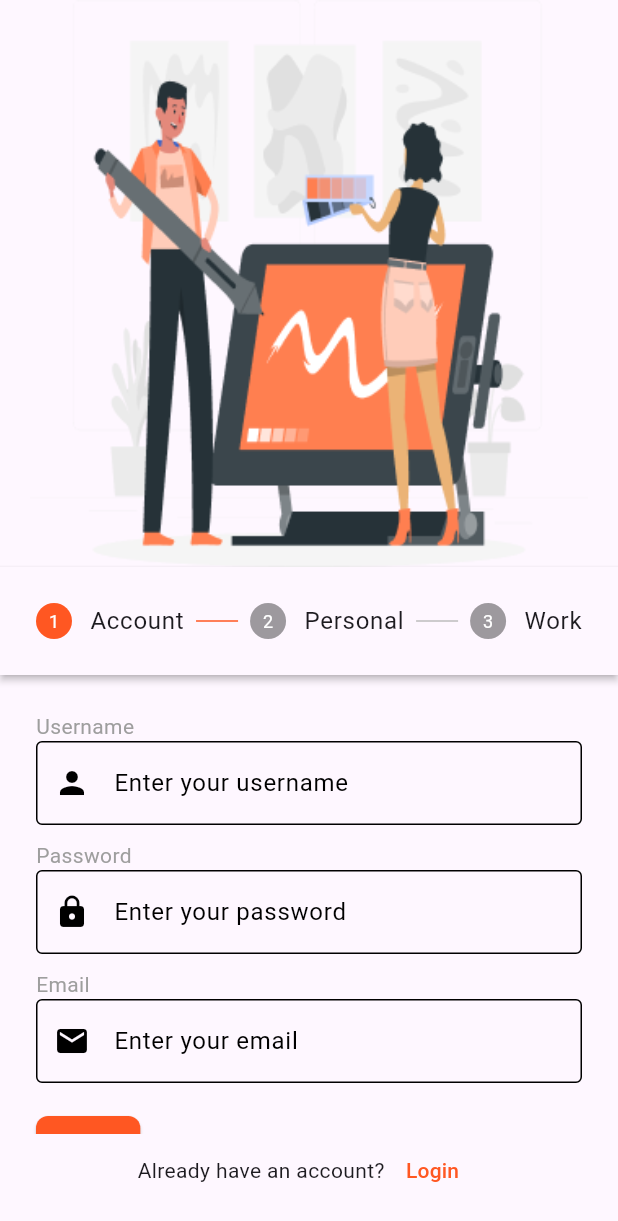
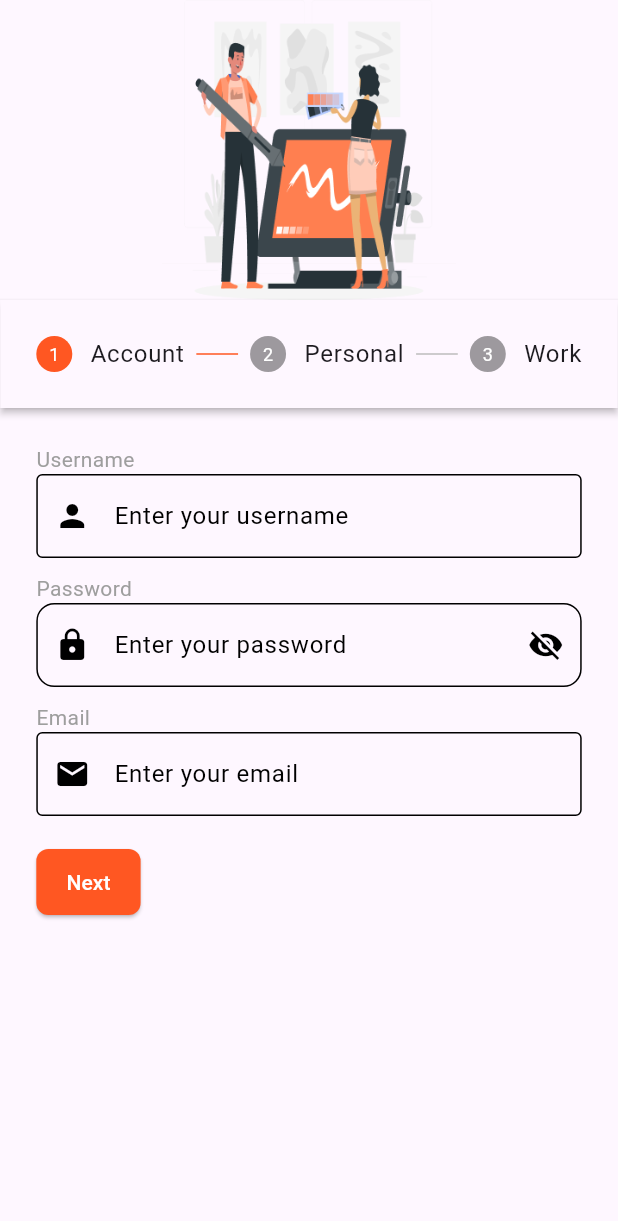
Before and after one commit to jaeckult/flutter_proj_StaffSync, a Flutter app: the SignupScreen screen opened by its route, on a phone screen of 412 x 824 dp. Shown: the top 1221 px of the screen. Run offline on Flutter 3.47's test engine with Material 3 defaults, Android fonts, the phone set to English and light mode, and no system bars; our stand-ins replace another_flushbar, dio, flutter_riverpod, flutter_secure_storage, go_router, image_picker and 1 more; missing offline and left inert: inspector; accounts and stored records are empty.

Commit message:
Debugged the signup unit test

```diff
--- a/lib/presentaion/screen/signup.screen.dart
+++ b/lib/presentaion/screen/signup.screen.dart
@@ -5,6 +5,8 @@
 import 'package:intl/intl.dart';
 
 enum UserRole { MANAGER, EMPLOYEE }
+enum EmploymentType { PERMANENT, CONTRACTUAL, INTERNSHIP }
+enum Gender { MALE, FEMALE}
 
 class SignupScreen extends ConsumerStatefulWidget {
   const SignupScreen({super.key});
@@ -16,15 +18,16 @@
 class _SignupScreenState extends ConsumerState<SignupScreen> {
   final _formKey = GlobalKey<FormState>();
   int _currentStep = 0;
+  bool passwordVisible = false;
   final _usernameController = TextEditingController();
   final _passwordController = TextEditingController();
   final _emailController = TextEditingController();
   final _fullnameController = TextEditingController();
-  final _genderController = TextEditingController();
-  final _employmentTypeController = TextEditingController();
   final _designationController = TextEditingController();
   DateTime? _dateOfBirth;
+  EmploymentType _selectedEmploymentType = EmploymentType.PERMANENT;
   UserRole _selectedRole = UserRole.EMPLOYEE;
+  Gender _selectedGender = Gender.MALE;
 
   @override
   void dispose() {
@@ -32,8 +35,7 @@
     _passwordController.dispose();
     _emailController.dispose();
     _fullnameController.dispose();
-    _genderController.dispose();
-    _employmentTypeController.dispose();
+
     _designationController.dispose();
     super.dispose();
   }
@@ -90,8 +92,8 @@
               _passwordController.text,
               _emailController.text,
               _fullnameController.text,
-              _genderController.text,
-              _employmentTypeController.text,
+              _selectedGender.name,
+              _selectedEmploymentType.name,
               _designationController.text,
               _dateOfBirth!.toIso8601String(),
               _selectedRole.name,
@@ -112,26 +114,28 @@
   @override
   Widget build(BuildContext context) {
     return Scaffold(
-      body: Column(
+      body: SafeArea(child: SingleChildScrollView(child:Column(
         children: [
-          const Expanded(
+          const SizedBox(
             child: Image(
+              height: 200,
               image: AssetImage('assets/signup_illustration.png'),
               fit: BoxFit.cover,
             ),
           ),
-          Expanded(
+          Padding(
+            padding: const EdgeInsets.symmetric(horizontal: 0.2),
             child: Form(
               key: _formKey,
               child: Theme(
                 data: Theme.of(context).copyWith(
-                  colorScheme: ColorScheme.light(
+                  colorScheme: const ColorScheme.light(
                     primary: Colors.deepOrange,
                     secondary: Colors.deepOrange,
                   ),
                 ),
-                child: Stepper(
-                  margin: const EdgeInsets.all(20),
+                child: SizedBox(height: MediaQuery.of(context).size.height * 0.9, child: Stepper(
+                  margin: const EdgeInsets.all(16),
                   type: StepperType.horizontal,
                   controlsBuilder: (context, details) => Row(
                     mainAxisAlignment: MainAxisAlignment.spaceBetween,
@@ -174,6 +178,7 @@
                             ),
                           ),
                           child: Text(
+
                             _currentStep == 2 ? 'Sign Up' : 'Next',
                             style: const TextStyle(color: Colors.white),
                           ),
@@ -210,10 +215,10 @@
                           ),
                           TextFormField(
                             controller: _usernameController,
-                            decoration: InputDecoration(
-                              border: const OutlineInputBorder(),
+                            decoration: const InputDecoration(
+                              border: OutlineInputBorder(),
                               hintText: 'Enter your username',
-                              prefixIcon: const Icon(Icons.person),
+                              prefixIcon: Icon(Icons.person),
                               focusedBorder: OutlineInputBorder(
                                 borderSide: BorderSide(color: Colors.deepOrange),
                               ),
@@ -235,18 +240,29 @@
                           ),
                           TextFormField(
                           controller: _passwordController,
+                          obscureText: !passwordVisible,
+
+                  validator: (value) =>
+                      value == null || value.isEmpty ? 'Please enter your password' : null,
                     decoration: InputDecoration(
-                              border: const OutlineInputBorder(),
                     hintText: 'Enter your password',
                     prefixIcon: const Icon(Icons.lock),
-                              focusedBorder: OutlineInputBorder(
+                    focusedBorder: const OutlineInputBorder(
                                 borderSide: BorderSide(color: Colors.deepOrange),
                               ),
-                              focusColor: Colors.deepOrange,
+                    border: OutlineInputBorder(borderRadius: BorderRadius.circular(12)),
+                    suffixIcon: IconButton(
+                      icon: Icon(passwordVisible ? Icons.visibility : Icons.visibility_off),
+                      onPressed: () {
+                        setState(() {
+                          passwordVisible = !passwordVisible;
+                        });
+                      },
                     ),
-                            obscureText: true,
-                            validator: _validatePassword,
+
                   ),
+                ),
+
                           const SizedBox(height: 10),
                           const Align(
                             alignment: Alignment.centerLeft,
@@ -257,10 +273,10 @@
                           ),
                           TextFormField(
                             controller: _emailController,
-                            decoration: InputDecoration(
-                              border: const OutlineInputBorder(),
+                            decoration: const InputDecoration(
+                              border: OutlineInputBorder(),
                               hintText: 'Enter your email',
-                              prefixIcon: const Icon(Icons.email),
+                              prefixIcon: Icon(Icons.email),
                               focusedBorder: OutlineInputBorder(
                                 borderSide: BorderSide(color: Colors.deepOrange),
                               ),
@@ -285,10 +301,10 @@
                           ),
                            TextFormField(
                             controller: _fullnameController,
-                            decoration: InputDecoration(
-                              border: const OutlineInputBorder(),
+                            decoration: const InputDecoration(
+                              border: OutlineInputBorder(),
                               hintText: 'Enter your full name',
-                              prefixIcon: const Icon(Icons.person_outline),
+                              prefixIcon: Icon(Icons.person_outline),
                               focusedBorder: OutlineInputBorder(
                                 borderSide: BorderSide(color: Colors.deepOrange),
                               ),
@@ -308,22 +324,33 @@
                               style: TextStyle(fontSize: 14, color: Colors.grey),
                             ),
                           ),
-                          TextFormField(
-                            controller: _genderController,
-                            decoration: InputDecoration(
-                              border: const OutlineInputBorder(),
-                              hintText: 'Enter your gender',
-                              prefixIcon: const Icon(Icons.people),
+                          DropdownButtonFormField<Gender>(
+                            value: _selectedGender,
+                            decoration: const InputDecoration(
+                              border:  OutlineInputBorder(),
+                              prefixIcon:  Icon(Icons.male_rounded),
                               focusedBorder: OutlineInputBorder(
                                 borderSide: BorderSide(color: Colors.deepOrange),
                               ),
                               focusColor: Colors.deepOrange,
                             ),
+                            items:
+                                Gender.values.map((role) {
+                                  return DropdownMenuItem(
+                                    value: role,
+                                    child: Text(role.name.toUpperCase()),
+                                  );
+                                }).toList(),
+                            onChanged: (Gender? newValue) {
+                              if (newValue != null) {
+                                setState(() {
+                                  _selectedGender = newValue;
+                                });
+                              }
+                            },
                             validator:
                                 (value) =>
-                                    value == null || value.isEmpty
-                                        ? 'Gender is required'
-                                        : null,
+                                    value == null ? 'Please select a Gender' : null,
                           ),
                           const SizedBox(height: 10),
                           const Align(
@@ -336,9 +363,9 @@
                           InkWell(
                             onTap: () => _selectDate(context),
                             child: InputDecorator(
-                              decoration: InputDecoration(
-                                border: const OutlineInputBorder(),
-                                prefixIcon: const Icon(Icons.calendar_today),
+                              decoration: const InputDecoration(
+                                border:  OutlineInputBorder(),
+                                prefixIcon: Icon(Icons.calendar_today),
                                 focusedBorder: OutlineInputBorder(
                                   borderSide: BorderSide(
                                     color: Colors.deepOrange,
@@ -370,22 +397,34 @@
                               style: TextStyle(fontSize: 14, color: Colors.grey),
                             ),
                           ),
-                          TextFormField(
-                            controller: _employmentTypeController,
-                            decoration: InputDecoration(
-                              border: const OutlineInputBorder(),
-                              hintText: 'Enter your employment type',
-                              prefixIcon: const Icon(Icons.work),
+
+                            DropdownButtonFormField<EmploymentType>(
+                            value: _selectedEmploymentType,
+                            decoration: const InputDecoration(
+                              border:  OutlineInputBorder(),
+                              prefixIcon:  Icon(Icons.work),
                               focusedBorder: OutlineInputBorder(
                                 borderSide: BorderSide(color: Colors.deepOrange),
                               ),
                               focusColor: Colors.deepOrange,
                             ),
+                            items:
+                                EmploymentType.values.map((role) {
+                                  return DropdownMenuItem(
+                                    value: role,
+                                    child: Text(role.name.toUpperCase()),
+                                  );
+                                }).toList(),
+                            onChanged: (EmploymentType? newValue) {
+                              if (newValue != null) {
+                                setState(() {
+                                  _selectedEmploymentType = newValue;
+                                });
+                              }
+                            },
                             validator:
                                 (value) =>
-                                    value == null || value.isEmpty
-                                        ? 'Employment type is required'
-                                        : null,
+                                    value == null ? 'Please select an Employment Type' : null,
                           ),
                           const SizedBox(height: 10),
                           const Align(
@@ -397,10 +436,10 @@
                           ),
                           TextFormField(
                             controller: _designationController,
-                            decoration: InputDecoration(
-                              border: const OutlineInputBorder(),
+                            decoration: const InputDecoration(
+                              border:  OutlineInputBorder(),
                               hintText: 'Enter your designation',
-                              prefixIcon: const Icon(Icons.badge),
+                              prefixIcon: Icon(Icons.badge),
                               focusedBorder: OutlineInputBorder(
                                 borderSide: BorderSide(color: Colors.deepOrange),
                               ),
@@ -422,9 +461,9 @@
                           ),
                           DropdownButtonFormField<UserRole>(
                             value: _selectedRole,
-                            decoration: InputDecoration(
-                              border: const OutlineInputBorder(),
-                              prefixIcon: const Icon(Icons.admin_panel_settings),
+                            decoration: const InputDecoration(
+                              border:  OutlineInputBorder(),
+                              prefixIcon:  Icon(Icons.admin_panel_settings),
                               focusedBorder: OutlineInputBorder(
                                 borderSide: BorderSide(color: Colors.deepOrange),
                               ),
@@ -452,7 +491,7 @@
                       ),
                       isActive: _currentStep >= 2,
                     ),
-                  ],
+                  ],)
                 ),
               ),
             ),
@@ -475,6 +514,6 @@
           ),
         ],
       ),
-    );
+    )));
   }
 }
```
Also changed, not shown: pubspec.yaml (+7 -7 lines), pubspec.lock, 9 other files. Lines whose indentation alone changed are shown as unchanged.
